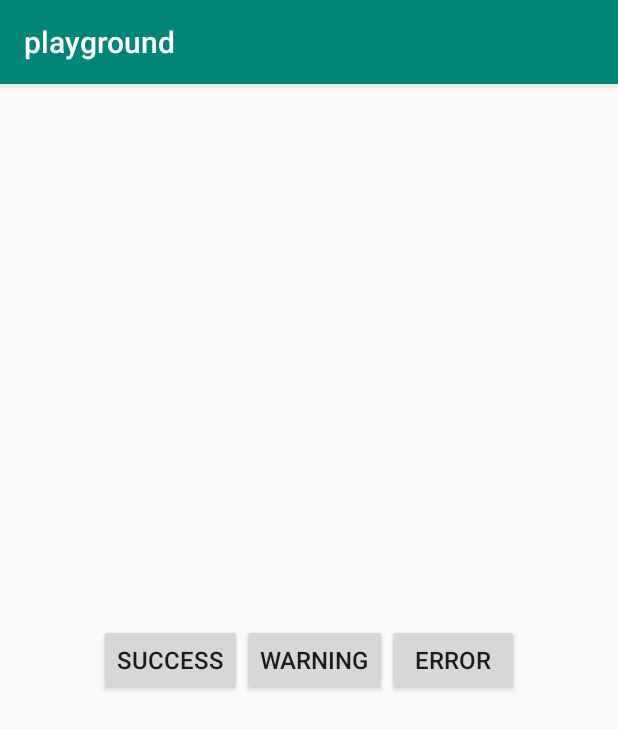
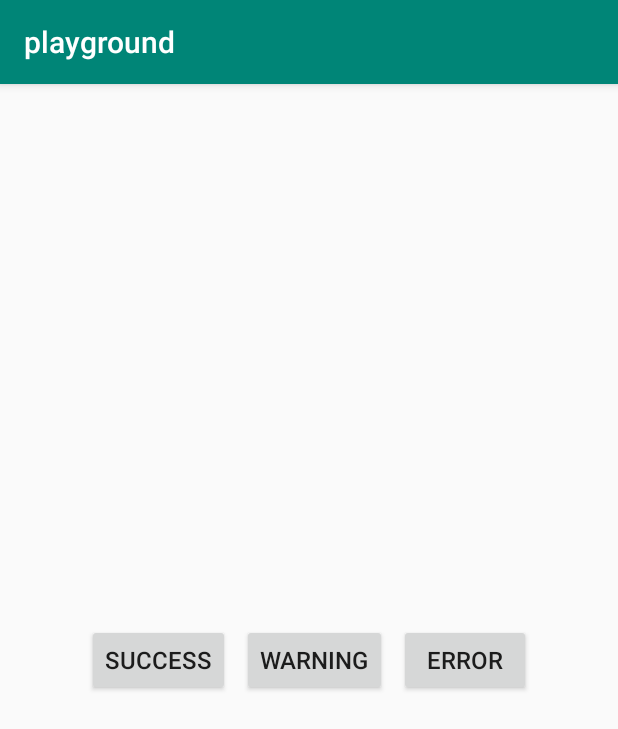
Before and after one commit to refka-farid/UI-playground, an Android app: the screen it shows after launch (AlertDialogActivity), on a phone screen of 412 x 824 dp. Shown: the top 729 px of the screen. Run offline under Robolectric (Android 15) with nearby library versions, the phone set to English and light mode, and no system bars.

```diff
--- a/ui-notifications/src/main/AndroidManifest.xml
+++ b/ui-notifications/src/main/AndroidManifest.xml
@@ -3,8 +3,7 @@
     package="com.bravedroid.ui.notifications">
 
     <application>
-        <activity android:name=".alert.AlertDialogActivity"></activity>
-        <activity android:name="com.bravedroid.playground.notifications.CustomToastActivity" />
+        <activity android:name=".alert.AlertDialogActivity"/>
     </application>
 
 </manifest>
--- /dev/null
+++ b/ui-notifications/src/main/java/com/bravedroid/ui/notifications/alert/AlertDialogManager.java
@@ -0,0 +1,24 @@
+package com.bravedroid.ui.notifications.alert;
+
+import android.content.Context;
+import android.graphics.Color;
+import android.graphics.drawable.ColorDrawable;
+import android.view.View;
+
+import androidx.appcompat.app.AlertDialog;
+
+public abstract class AlertDialogManager {
+
+    public abstract View inflateDialogView(Context context);
+
+    public void setAlertDialogTransparent(AlertDialog alertDialog) {
+        if (alertDialog.getWindow() != null) {
+            alertDialog.getWindow().setBackgroundDrawable(new ColorDrawable(Color.TRANSPARENT));
+        }
+        alertDialog.show();
+    }
+
+    public abstract AlertDialog createAlertDialog(Context context, View dialogView);
+
+    public abstract void setAlertDialogBehaviorOnDismiss(final AlertDialog alertDialog, final View alertDialogView);
+}
--- /dev/null
+++ b/ui-notifications/src/main/java/com/bravedroid/ui/notifications/alert/FacadeAlertDialogManager.java
@@ -0,0 +1,46 @@
+package com.bravedroid.ui.notifications.alert;
+
+import android.content.Context;
+import android.view.View;
+
+import androidx.appcompat.app.AlertDialog;
+
+public class FacadeAlertDialogManager {
+    private final Context context;
+
+    private View successDialogView;
+    private View errorDialogView;
+    private View warningDialogView;
+
+    private AlertDialogManager successAlertDialogManager;
+    private AlertDialogManager errorAlertDialogManager;
+    private AlertDialogManager warningAlertDialogManager;
+
+    public FacadeAlertDialogManager(Context context) {
+        this.context = context;
+        successAlertDialogManager = new SuccessAlertDialogManager();
+        errorAlertDialogManager = new ErrorAlertDialogManager();
+        warningAlertDialogManager = new WarningAlertDialogManager(context);
+    }
+
+    public void showSuccessDialog() {
+        showDialog(successAlertDialogManager, successDialogView);
+    }
+
+    public void showWarningDialog() {
+        showDialog(warningAlertDialogManager, warningDialogView);
+    }
+
+    public void showErrorDialog() {
+        showDialog(errorAlertDialogManager, errorDialogView);
+    }
+
+    private void showDialog(AlertDialogManager alertDialogManager, View dialogView) {
+        if (dialogView == null)
+            dialogView = alertDialogManager.inflateDialogView(context);
+        final AlertDialog alertDialog = alertDialogManager.createAlertDialog(context, dialogView);
+        alertDialogManager.setAlertDialogBehaviorOnDismiss(alertDialog, dialogView);
+        alertDialogManager.setAlertDialogTransparent(alertDialog);
+        alertDialog.show();
+    }
+}
--- a/ui-notifications/src/main/res/layout/activity_alert_dialog.xml
+++ b/ui-notifications/src/main/res/layout/activity_alert_dialog.xml
@@ -1,10 +1,10 @@
 <?xml version="1.0" encoding="utf-8"?>
-<LinearLayout xmlns:android="http://schemas.android.com/apk/res/android"
+<androidx.constraintlayout.widget.ConstraintLayout xmlns:android="http://schemas.android.com/apk/res/android"
+    xmlns:app="http://schemas.android.com/apk/res-auto"
     xmlns:tools="http://schemas.android.com/tools"
+    android:id="@+id/constraintLayout_alertDialog_container"
     android:layout_width="match_parent"
     android:layout_height="match_parent"
-    android:gravity="center"
-    android:orientation="horizontal"
     tools:context=".alert.AlertDialogActivity">
 
     <Button
@@ -13,14 +13,25 @@
         android:layout_height="wrap_content"
         android:text="@string/success"
         android:textSize="16sp"
+        app:layout_constraintBottom_toBottomOf="@+id/buttonWarning"
+        app:layout_constraintEnd_toStartOf="@+id/buttonWarning"
+        app:layout_constraintHorizontal_chainStyle="packed"
+        app:layout_constraintStart_toStartOf="parent"
+        app:layout_constraintTop_toTopOf="@+id/buttonWarning"
         tools:ignore="ButtonStyle" />
 
     <Button
         android:id="@+id/buttonWarning"
         android:layout_width="wrap_content"
         android:layout_height="wrap_content"
+        android:layout_marginStart="8dp"
+        android:layout_marginEnd="8dp"
         android:text="@string/warning"
         android:textSize="16sp"
+        app:layout_constraintBottom_toBottomOf="parent"
+        app:layout_constraintEnd_toStartOf="@+id/buttonError"
+        app:layout_constraintStart_toEndOf="@+id/buttonSuccess"
+        app:layout_constraintTop_toTopOf="parent"
         tools:ignore="ButtonStyle" />
 
     <Button
@@ -29,5 +40,9 @@
         android:layout_height="wrap_content"
         android:text="@string/error"
         android:textSize="16sp"
+        app:layout_constraintBottom_toBottomOf="@+id/buttonWarning"
+        app:layout_constraintEnd_toEndOf="parent"
+        app:layout_constraintStart_toEndOf="@+id/buttonWarning"
+        app:layout_constraintTop_toTopOf="@+id/buttonWarning"
         tools:ignore="ButtonStyle" />
-</LinearLayout>
+</androidx.constraintlayout.widget.ConstraintLayout>
```
Also changed, not shown: ui-notifications/src/main/java/com/bravedroid/ui/notifications/alert/AlertDialogActivity.java (+18 -103 lines), ui-notifications/src/main/java/com/bravedroid/ui/notifications/alert/ErrorAlertDialogManager.java (added, +51 -0 lines), ui-notifications/src/main/java/com/bravedroid/ui/notifications/alert/SuccessAlertDialogManager.java (added, +50 -0 lines), ui-notifications/src/main/java/com/bravedroid/ui/notifications/alert/WarningAlertDialogManager.java (added, +69 -0 lines), ui-notifications/src/main/res/values/styles.xml (+4 -3 lines).
